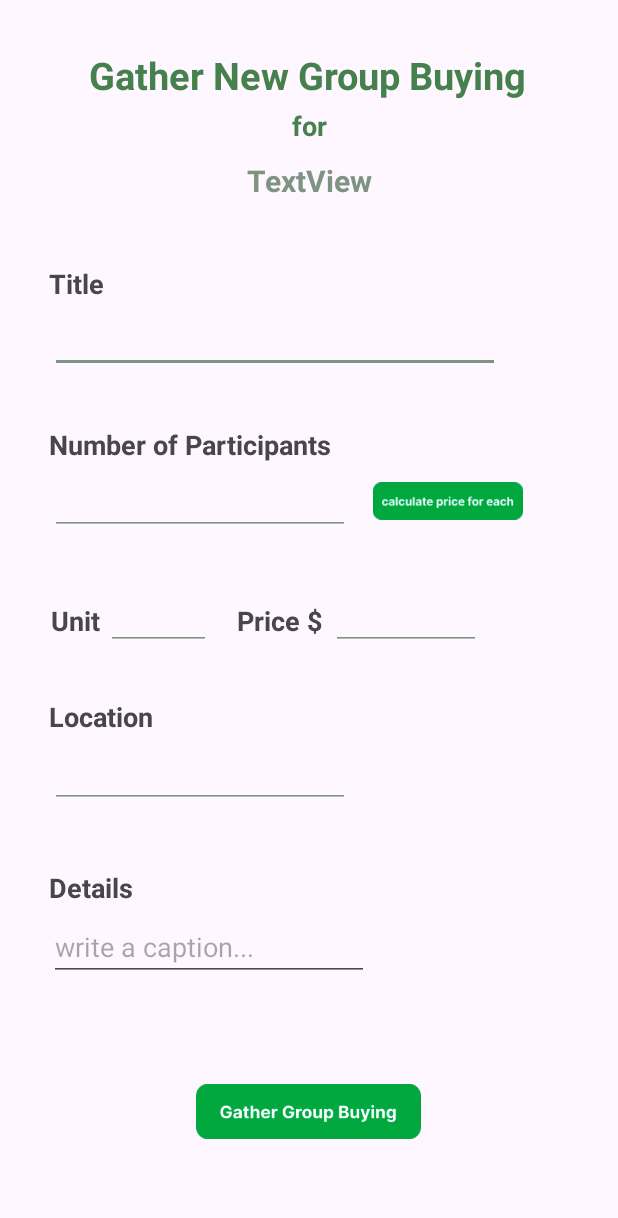
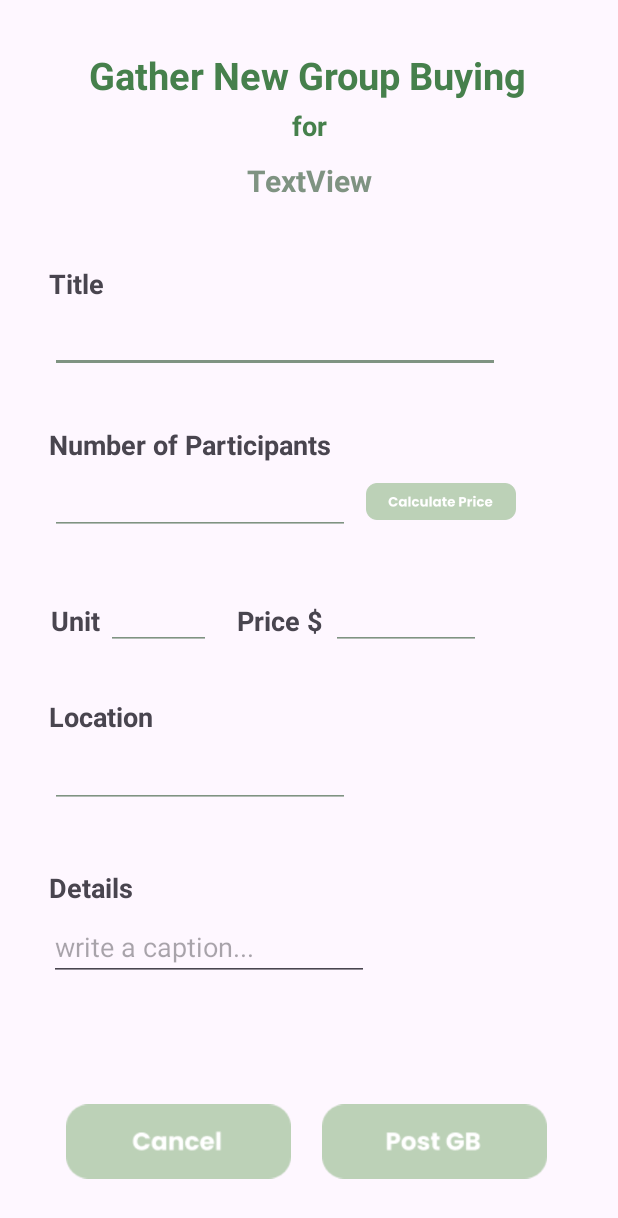
Before and after one commit to haneulkimhera/Veggie-Neighbors, an Android app: the CreatePost screen opened directly, with no data from a screen before it, on a phone screen of 412 x 824 dp. Shown: the top 1218 px of the screen. Run offline under Robolectric (Android 15) with nearby library versions, the phone set to English and light mode, and no system bars; our stand-ins replace Firebase (no records; nobody signed in at launch, a user with empty details on screens opened directly).

Commit message:
~create post, handling missing input, show toast message, add cancel button

```diff
--- a/app/src/main/res/layout/activity_create_post.xml
+++ b/app/src/main/res/layout/activity_create_post.xml
@@ -2,7 +2,6 @@
 <androidx.constraintlayout.widget.ConstraintLayout xmlns:android="http://schemas.android.com/apk/res/android"
     xmlns:app="http://schemas.android.com/apk/res-auto"
     xmlns:tools="http://schemas.android.com/tools"
-    android:id="@+id/calculate"
     android:layout_width="match_parent"
     android:layout_height="match_parent"
     tools:context=".CreatePost">
@@ -71,13 +70,15 @@
         android:backgroundTint="#7F9382"
         android:ems="10"
         android:inputType="text"
+        android:textColorHint="#44703F"
         android:textSize="17sp"
         app:layout_constraintBottom_toBottomOf="parent"
         app:layout_constraintEnd_toEndOf="parent"
         app:layout_constraintHorizontal_bias="0.297"
         app:layout_constraintStart_toStartOf="parent"
         app:layout_constraintTop_toTopOf="parent"
-        app:layout_constraintVertical_bias="0.262" />
+        app:layout_constraintVertical_bias="0.262"
+        tools:textColorHint="#44703F" />
 
     <EditText
         android:id="@+id/editTextPrice"
@@ -226,28 +227,41 @@
         app:layout_constraintTop_toTopOf="parent"
         app:layout_constraintVertical_bias="0.725" />
 
+
+    <ImageView
+        android:id="@+id/calculate"
+        android:layout_width="100dp"
+        android:layout_height="30dp"
+        app:layout_constraintBottom_toBottomOf="parent"
+        app:layout_constraintEnd_toEndOf="parent"
+        app:layout_constraintHorizontal_bias="0.781"
+        app:layout_constraintStart_toStartOf="parent"
+        app:layout_constraintTop_toTopOf="parent"
+        app:layout_constraintVertical_bias="0.402"
+        android:src="@drawable/img_29" />
+
+    <ImageView
+        android:id="@+id/cancelBtn"
+        android:layout_width="150dp"
+        android:layout_height="50dp"
+        app:layout_constraintBottom_toBottomOf="parent"
+        app:layout_constraintEnd_toEndOf="parent"
+        app:layout_constraintHorizontal_bias="0.168"
+        app:layout_constraintStart_toStartOf="parent"
+        app:layout_constraintTop_toTopOf="parent"
+        app:layout_constraintVertical_bias="0.951"
+        android:src="@drawable/img_28" />
+
     <ImageView
         android:id="@+id/gatherBtn"
         android:layout_width="150dp"
         android:layout_height="50dp"
         app:layout_constraintBottom_toBottomOf="parent"
         app:layout_constraintEnd_toEndOf="parent"
-        app:layout_constraintHorizontal_bias="0.498"
+        app:layout_constraintHorizontal_bias="0.819"
         app:layout_constraintStart_toStartOf="parent"
         app:layout_constraintTop_toTopOf="parent"
-        app:layout_constraintVertical_bias="0.925"
-        android:src="@drawable/img_21" />
-
-    <ImageView
-        android:id="@+id/imageView3"
-        android:layout_width="100dp"
-        android:layout_height="wrap_content"
-        app:layout_constraintBottom_toBottomOf="parent"
-        app:layout_constraintEnd_toEndOf="parent"
-        app:layout_constraintHorizontal_bias="0.797"
-        app:layout_constraintStart_toStartOf="parent"
-        app:layout_constraintTop_toTopOf="parent"
-        app:layout_constraintVertical_bias="0.4"
-        android:src="@drawable/img_27" />
+        app:layout_constraintVertical_bias="0.951"
+        android:src="@drawable/img_30" />
 
 </androidx.constraintlayout.widget.ConstraintLayout>
```
Also changed, not shown: app/src/main/java/com/example/veggieneighbors/CreatePost.kt (+55 -4 lines), app/src/main/java/com/example/veggieneighbors/ProductsFragment.kt (+59 -5 lines), app/src/main/res/layout/fragment_products.xml (+14 -13 lines), app/src/main/res/drawable/img_28.png (added), app/src/main/res/drawable/img_29.png (added), app/src/main/res/drawable/img_30.png (added).
